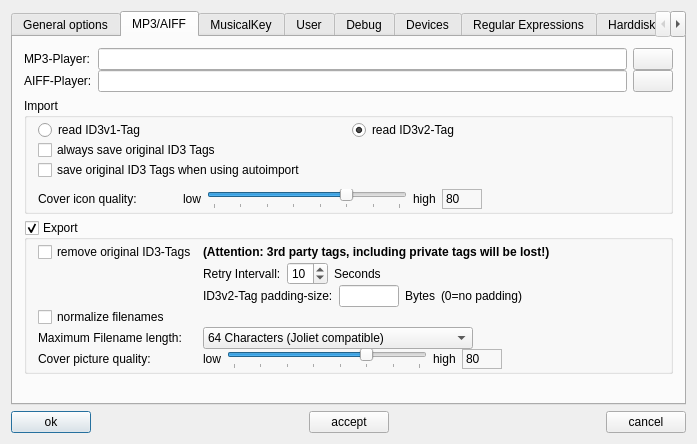
pfedick/winmusik, file trunk/src/properties/properties.ui: the form before one commit.
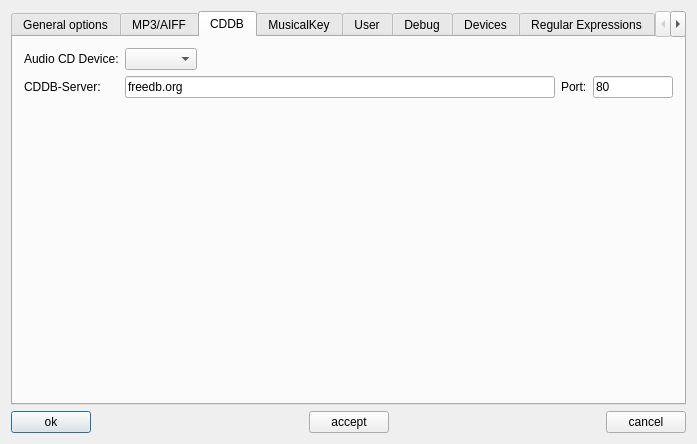
The form after the commit. Icons and pictures are not drawn.

Commit message: Konfiguration der CDDB implementiert

What changed in the file:
```diff
--- a/trunk/src/properties/properties.ui
+++ b/trunk/src/properties/properties.ui
@@ -36,7 +36,7 @@
       <enum>QTabWidget::Rounded</enum>
      </property>
      <property name="currentIndex">
-      <number>1</number>
+      <number>2</number>
      </property>
      <widget class="QWidget" name="tab_3">
       <attribute name="icon">
@@ -811,6 +811,95 @@
        </item>
       </layout>
      </widget>
+     <widget class="QWidget" name="tab_cddb">
+      <attribute name="icon">
+       <iconset resource="../../resources.qrc">
+        <normaloff>:/devices16/resources/tr16x16-0002.png</normaloff>:/devices16/resources/tr16x16-0002.png</iconset>
+      </attribute>
+      <attribute name="title">
+       <string>CDDB</string>
+      </attribute>
+      <layout class="QVBoxLayout" name="verticalLayout_19">
+       <item>
+        <layout class="QFormLayout" name="formLayout_4">
+         <property name="fieldGrowthPolicy">
+          <enum>QFormLayout::ExpandingFieldsGrow</enum>
+         </property>
+         <property name="labelAlignment">
+          <set>Qt::AlignLeading|Qt::AlignLeft|Qt::AlignVCenter</set>
+         </property>
+         <item row="0" column="0">
+          <widget class="QLabel" name="label_65">
+           <property name="text">
+            <string>Audio CD Device:</string>
+           </property>
+          </widget>
+         </item>
+         <item row="0" column="1">
+          <layout class="QHBoxLayout" name="horizontalLayout_20">
+           <item>
+            <widget class="QComboBox" name="cdioDevice"/>
+           </item>
+           <item>
+            <spacer name="horizontalSpacer_17">
+             <property name="orientation">
+              <enum>Qt::Horizontal</enum>
+             </property>
+             <property name="sizeHint" stdset="0">
+              <size>
+               <width>40</width>
+               <height>20</height>
+              </size>
+             </property>
+            </spacer>
+           </item>
+          </layout>
+         </item>
+         <item row="1" column="0">
+          <widget class="QLabel" name="label_66">
+           <property name="text">
+            <string>CDDB-Server:</string>
+           </property>
+          </widget>
+         </item>
+         <item row="1" column="1">
+          <layout class="QHBoxLayout" name="horizontalLayout_21">
+           <item>
+            <widget class="QLineEdit" name="cddbServer">
+             <property name="text">
+              <string>freedb.org</string>
+             </property>
+            </widget>
+           </item>
+           <item>
+            <widget class="QLabel" name="label_67">
+             <property name="text">
+              <string>Port:</string>
+             </property>
+            </widget>
+           </item>
+           <item>
+            <widget class="QLineEdit" name="cddbPort">
+             <property name="maximumSize">
+              <size>
+               <width>80</width>
+               <height>16777215</height>
+              </size>
+             </property>
+             <property name="inputMask">
+              <string>00000; </string>
+             </property>
+             <property name="text">
+              <string>80</string>
+             </property>
+            </widget>
+           </item>
+          </layout>
+         </item>
+        </layout>
+       </item>
+      </layout>
+     </widget>
      <widget class="QWidget" name="tab_8">
       <attribute name="icon">
        <iconset resource="../../resources.qrc">
```
The commit also changes 4 other files.
